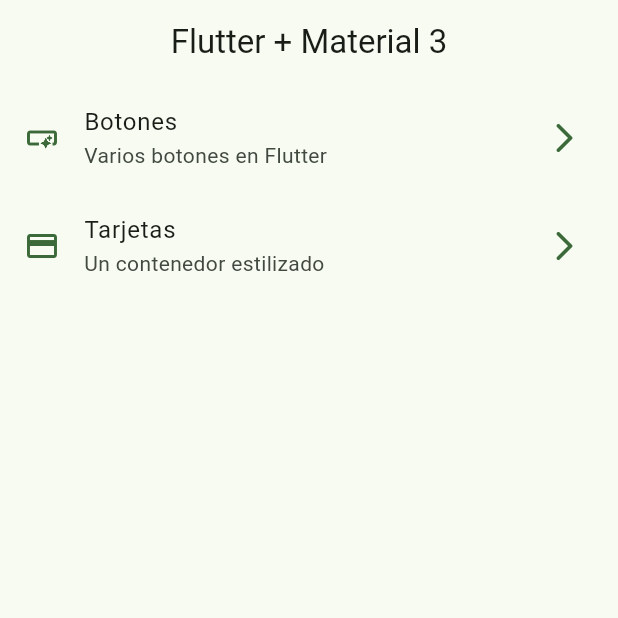
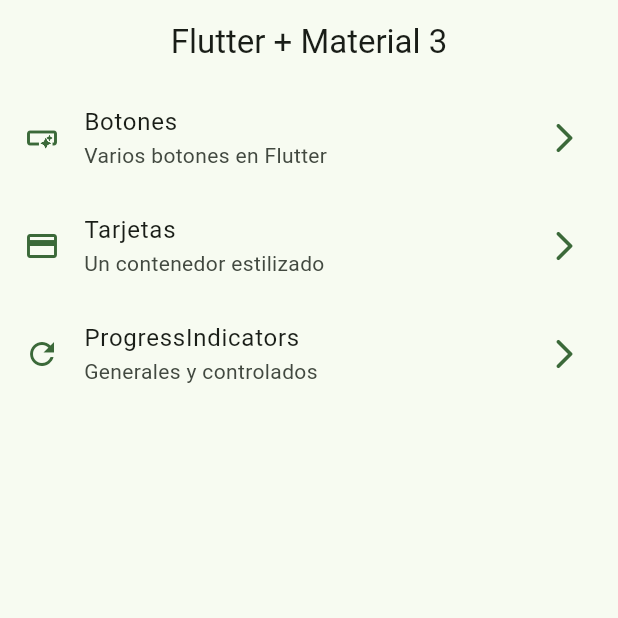
Before and after one commit to FernandoAjset/widgets_app, a Flutter app: the screen it shows after launch, on a phone screen of 412 x 824 dp, the top half of it. Run offline on Flutter 3.47's test engine with Material 2 defaults, Android fonts, the phone set to English and light mode, and no system bars; our stand-ins replace go_router.

Commit message:
Progress indicators finished.

```diff
--- a/lib/config/menu/menu_items.dart
+++ b/lib/config/menu/menu_items.dart
@@ -24,4 +24,9 @@ const appMenuItems = <MenuItem>[
       subTitle: 'Un contenedor estilizado',
       link: '/cards',
       icon: Icons.credit_card),
+  MenuItem(
+      title: 'ProgressIndicators',
+      subTitle: 'Generales y controlados',
+      link: '/progress',
+      icon: Icons.refresh_outlined),
 ];
--- a/lib/config/router/app_router.dart
+++ b/lib/config/router/app_router.dart
@@ -20,5 +20,10 @@ final appRouter = GoRouter(
       path: '/cards',
       builder: (context, state) => const CardsScreen(),
     ),
+        GoRoute(
+      name: ProgressScreen.name,
+      path: '/progress',
+      builder: (context, state) => const ProgressScreen(),
+    ),
   ],
 );
```
Also changed, not shown: lib/presentation/screens/progress/progress_screen.dart (+72 -1 lines).
